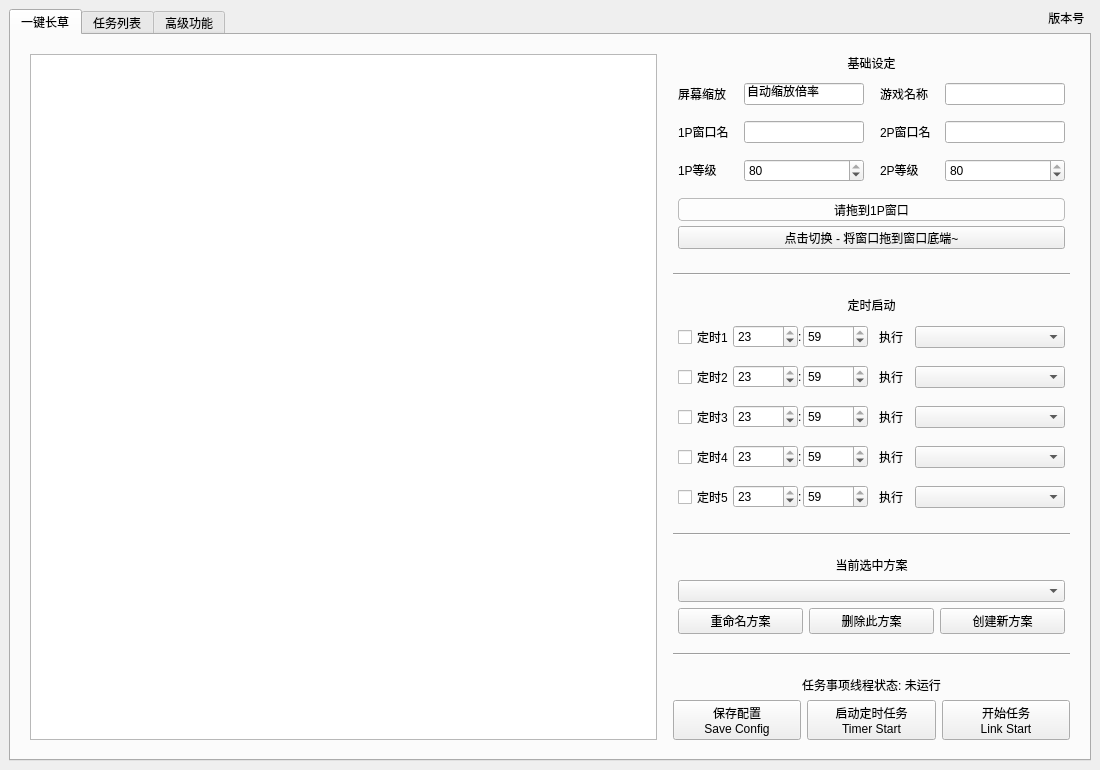
Old version of the form resource/ui/FAA_3.0.ui in the repository StareAbyss/FoodsVsMiceAutoAssistant.
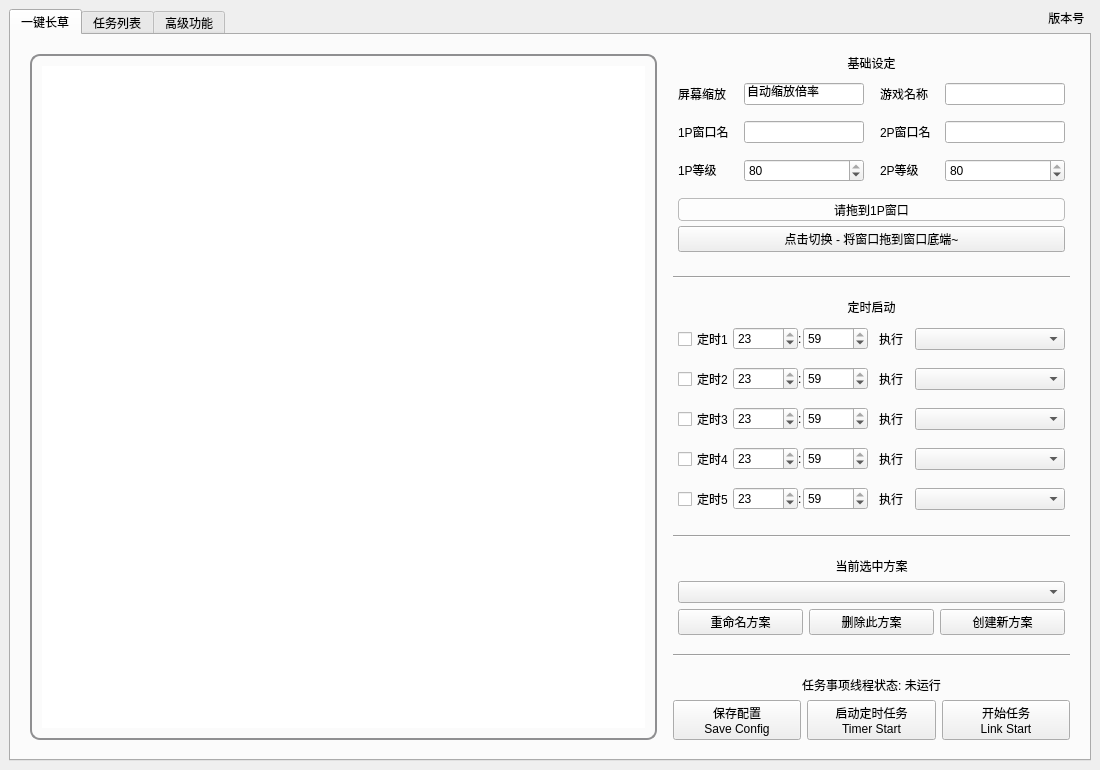
New version of the form. The open tabs and pages were chosen to show the change. Icons and pictures are not drawn. Custom widgets are drawn as their Qt base class.

What changed in the file:
```diff
--- a/resource/ui/FAA_3.0.ui
+++ b/resource/ui/FAA_3.0.ui
@@ -166,7 +166,12 @@
                   </size>
                  </property>
                  <property name="styleSheet">
-                  <string notr="true"/>
+                  <string notr="true">
+        border: 2px solid #8f8f91;
+        border-radius: 10px;
+        padding: 10px;
+        font: inherit;
+</string>
                  </property>
                 </widget>
                </item>
@@ -770,7 +775,7 @@
                    <property name="minimumSize">
                     <size>
                      <width>0</width>
-                     <height>23</height>
+                     <height>0</height>
                     </size>
                    </property>
                    <property name="maximumSize">
```
Left out of the diff: 23 changed lines with no effect on the pictures.
